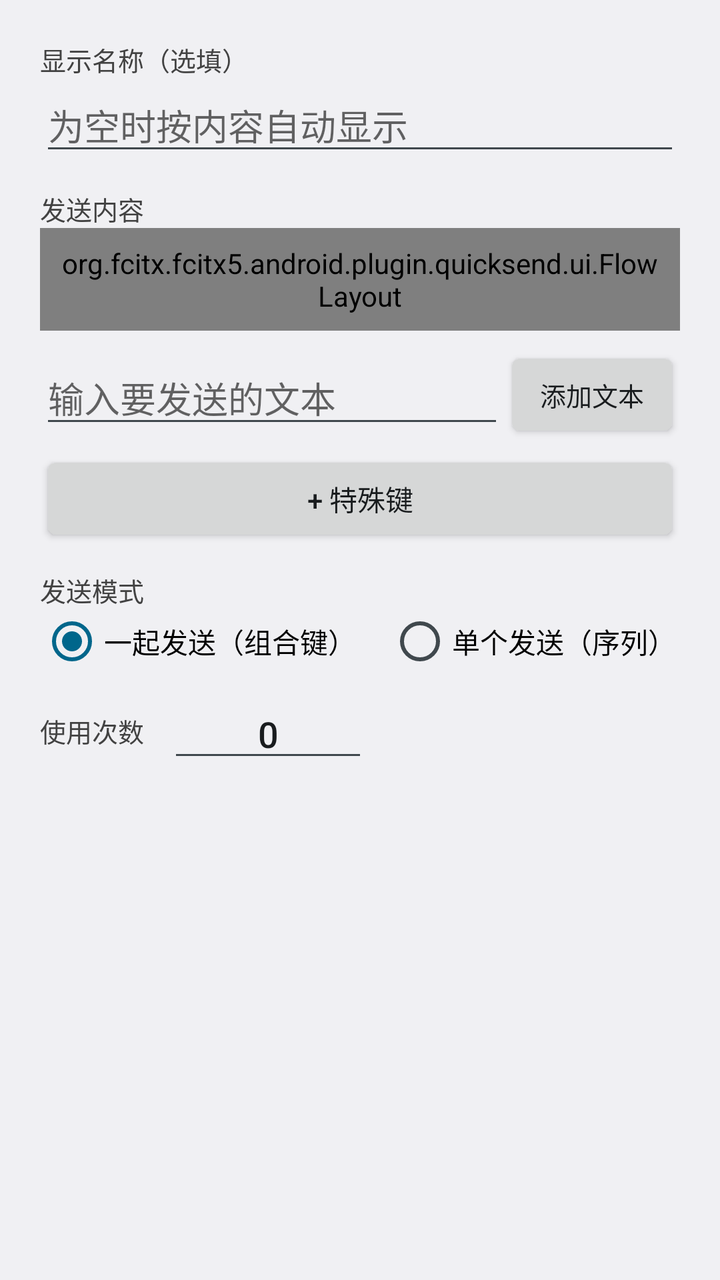
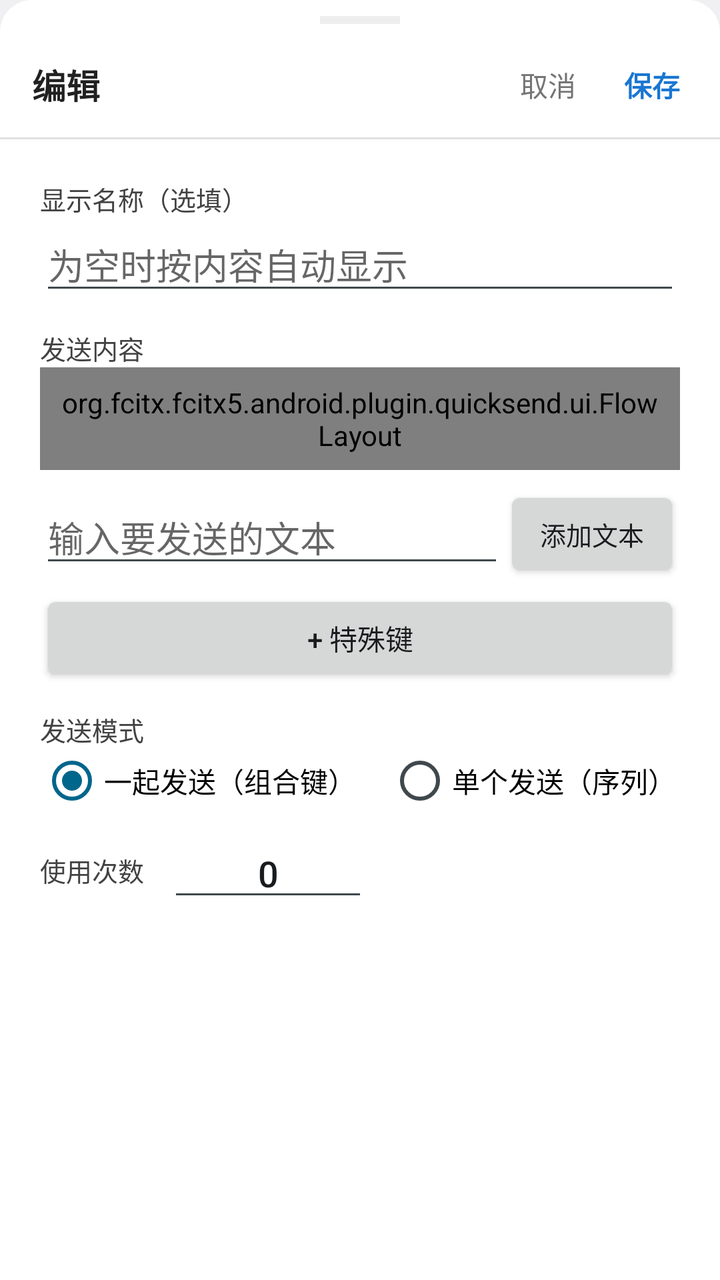

Screens rendered from an Android XML layout before and after an edit, with the pre-edit source and the edit as a unified diff.
<!-- AndroidManifest.xml: application theme android:Theme.DeviceDefault.Light -->
<!-- res/layout/dialog_edit_entry.xml -->
<?xml version="1.0" encoding="utf-8"?>
<ScrollView xmlns:android="http://schemas.android.com/apk/res/android"
    android:layout_width="match_parent"
    android:layout_height="wrap_content">

    <LinearLayout
        android:layout_width="match_parent"
        android:layout_height="wrap_content"
        android:orientation="vertical"
        android:padding="20dp">

        <TextView
            android:layout_width="match_parent"
            android:layout_height="wrap_content"
            android:text="@string/label_field"
            android:textColor="@color/qs_field_label"
            android:textSize="13sp" />

        <EditText
            android:id="@+id/label_input"
            android:layout_width="match_parent"
            android:layout_height="wrap_content"
            android:hint="@string/label_hint"
            android:inputType="text"
            android:maxLines="1" />

        <TextView
            android:layout_width="match_parent"
            android:layout_height="wrap_content"
            android:layout_marginTop="12dp"
            android:text="@string/content_segments"
            android:textColor="@color/qs_field_label"
            android:textSize="13sp" />

        <org.fcitx.fcitx5.android.plugin.quicksend.ui.FlowLayout
            android:id="@+id/segments_container"
            android:layout_width="match_parent"
            android:layout_height="wrap_content"
            android:background="@color/qs_segment_bg"
            android:minHeight="48dp"
            android:padding="8dp" />

        <LinearLayout
            android:layout_width="match_parent"
            android:layout_height="wrap_content"
            android:layout_marginTop="8dp"
            android:gravity="center_vertical"
            android:orientation="horizontal">

            <EditText
                android:id="@+id/text_input"
                android:layout_width="0dp"
                android:layout_height="wrap_content"
                android:layout_weight="1"
                android:hint="@string/text_input_hint"
                android:inputType="text" />

            <Button
                android:id="@+id/add_text"
                android:layout_width="wrap_content"
                android:layout_height="wrap_content"
                android:text="@string/add_text"
                android:textSize="13sp" />
        </LinearLayout>

        <Button
            android:id="@+id/add_key"
            android:layout_width="match_parent"
            android:layout_height="wrap_content"
            android:layout_marginTop="4dp"
            android:text="@string/add_special_key" />

        <TextView
            android:layout_width="match_parent"
            android:layout_height="wrap_content"
            android:layout_marginTop="12dp"
            android:text="@string/send_mode"
            android:textColor="@color/qs_field_label"
            android:textSize="13sp" />

        <RadioGroup
            android:id="@+id/mode_group"
            android:layout_width="match_parent"
            android:layout_height="wrap_content"
            android:orientation="horizontal">

            <RadioButton
                android:id="@+id/mode_combination"
                android:layout_width="wrap_content"
                android:layout_height="wrap_content"
                android:checked="true"
                android:text="@string/mode_combination" />

            <RadioButton
                android:id="@+id/mode_sequence"
                android:layout_width="wrap_content"
                android:layout_height="wrap_content"
                android:layout_marginStart="16dp"
                android:text="@string/mode_sequence" />
        </RadioGroup>

        <LinearLayout
            android:layout_width="wrap_content"
            android:layout_height="wrap_content"
            android:layout_marginTop="8dp"
            android:gravity="center_vertical"
            android:orientation="horizontal">

            <TextView
                android:layout_width="wrap_content"
                android:layout_height="wrap_content"
                android:text="@string/use_count"
                android:textColor="@color/qs_field_label"
                android:textSize="13sp" />

            <EditText
                android:id="@+id/use_count"
                android:layout_width="100dp"
                android:layout_height="wrap_content"
                android:layout_marginStart="12dp"
                android:gravity="center"
                android:inputType="number"
                android:maxLength="6"
                android:text="0" />
        </LinearLayout>

    </LinearLayout>
</ScrollView>
<!-- resources referenced by this layout -->
<resources>
  <color name="qs_field_label">#424242</color>
  <color name="qs_segment_bg">#F5F5F5</color>
  <string name="add_special_key">+ 特殊键</string>
  <string name="add_text">添加文本</string>
  <string name="content_segments">发送内容</string>
  <string name="label_field">显示名称（选填）</string>
  <string name="label_hint">为空时按内容自动显示</string>
  <string name="mode_combination">一起发送（组合键）</string>
  <string name="mode_sequence">单个发送（序列）</string>
  <string name="send_mode">发送模式</string>
  <string name="text_input_hint">输入要发送的文本</string>
  <string name="use_count">使用次数</string>
</resources>

<!-- the commit's change to res/layout/dialog_edit_entry.xml (unified diff, before → after) -->
@@ -1,128 +1,195 @@
 <?xml version="1.0" encoding="utf-8"?>
-<ScrollView xmlns:android="http://schemas.android.com/apk/res/android"
+<LinearLayout xmlns:android="http://schemas.android.com/apk/res/android"
     android:layout_width="match_parent"
-    android:layout_height="wrap_content">
+    android:layout_height="match_parent"
+    android:background="@drawable/bg_bottom_sheet"
+    android:fitsSystemWindows="true"
+    android:orientation="vertical">
 
+    
+    <View
+        android:layout_width="40dp"
+        android:layout_height="4dp"
+        android:layout_gravity="center_horizontal"
+        android:layout_marginTop="8dp"
+        android:layout_marginBottom="4dp"
+        android:background="@color/qs_overlay_divider" />
+
+    
     <LinearLayout
         android:layout_width="match_parent"
         android:layout_height="wrap_content"
-        android:orientation="vertical"
-        android:padding="20dp">
+        android:gravity="center_vertical"
+        android:orientation="horizontal"
+        android:paddingHorizontal="8dp"
+        android:paddingVertical="4dp">
 
         <TextView
-            android:layout_width="match_parent"
+            android:id="@+id/dialog_title"
+            android:layout_width="0dp"
             android:layout_height="wrap_content"
-            android:text="@string/label_field"
-            android:textColor="@color/qs_field_label"
-            android:textSize="13sp" />
-
-        <EditText
-            android:id="@+id/label_input"
-            android:layout_width="match_parent"
-            android:layout_height="wrap_content"
-            android:hint="@string/label_hint"
-            android:inputType="text"
-            android:maxLines="1" />
+            android:layout_weight="1"
+            android:paddingStart="8dp"
+            android:text="@string/edit_entry_edit"
+            android:textColor="@color/qs_text_primary"
+            android:textSize="17sp"
+            android:textStyle="bold" />
 
         <TextView
-            android:layout_width="match_parent"
+            android:id="@+id/btn_cancel"
+            android:layout_width="wrap_content"
             android:layout_height="wrap_content"
-            android:layout_marginTop="12dp"
-            android:text="@string/content_segments"
-            android:textColor="@color/qs_field_label"
-            android:textSize="13sp" />
+            android:background="?android:attr/selectableItemBackgroundBorderless"
+            android:padding="12dp"
+            android:text="@string/cancel"
+            android:textColor="@color/qs_text_secondary"
+            android:textSize="14sp" />
 
-        <org.fcitx.fcitx5.android.plugin.quicksend.ui.FlowLayout
-            android:id="@+id/segments_container"
-            android:layout_width="match_parent"
+        <TextView
+            android:id="@+id/btn_save"
+            android:layout_width="wrap_content"
             android:layout_height="wrap_content"
-            android:background="@color/qs_segment_bg"
-            android:minHeight="48dp"
-            android:padding="8dp" />
+            android:background="?android:attr/selectableItemBackgroundBorderless"
+            android:padding="12dp"
+            android:text="@string/save"
+            android:textColor="@color/qs_accent"
+            android:textSize="14sp"
+            android:textStyle="bold" />
+    </LinearLayout>
+
+    <View
+        android:layout_width="match_parent"
+        android:layout_height="1dp"
+        android:background="@color/qs_divider" />
+
+    
+    <ScrollView
+        android:layout_width="match_parent"
+        android:layout_height="0dp"
+        android:layout_weight="1"
+        android:fillViewport="true">
 
         <LinearLayout
             android:layout_width="match_parent"
             android:layout_height="wrap_content"
-            android:layout_marginTop="8dp"
-            android:gravity="center_vertical"
-            android:orientation="horizontal">
-
-            <EditText
-                android:id="@+id/text_input"
-                android:layout_width="0dp"
-                android:layout_height="wrap_content"
-                android:layout_weight="1"
-                android:hint="@string/text_input_hint"
-                android:inputType="text" />
-
-            <Button
-                android:id="@+id/add_text"
-                android:layout_width="wrap_content"
-                android:layout_height="wrap_content"
-                android:text="@string/add_text"
-                android:textSize="13sp" />
-        </LinearLayout>
-
-        <Button
-            android:id="@+id/add_key"
-            android:layout_width="match_parent"
-            android:layout_height="wrap_content"
-            android:layout_marginTop="4dp"
-            android:text="@string/add_special_key" />
-
-        <TextView
-            android:layout_width="match_parent"
-            android:layout_height="wrap_content"
-            android:layout_marginTop="12dp"
-            android:text="@string/send_mode"
-            android:textColor="@color/qs_field_label"
-            android:textSize="13sp" />
-
-        <RadioGroup
-            android:id="@+id/mode_group"
-            android:layout_width="match_parent"
-            android:layout_height="wrap_content"
-            android:orientation="horizontal">
-
-            <RadioButton
-                android:id="@+id/mode_combination"
-                android:layout_width="wrap_content"
-                android:layout_height="wrap_content"
-                android:checked="true"
-                android:text="@string/mode_combination" />
-
-            <RadioButton
-                android:id="@+id/mode_sequence"
-                android:layout_width="wrap_content"
-                android:layout_height="wrap_content"
-                android:layout_marginStart="16dp"
-                android:text="@string/mode_sequence" />
-        </RadioGroup>
-
-        <LinearLayout
-            android:layout_width="wrap_content"
-            android:layout_height="wrap_content"
-            android:layout_marginTop="8dp"
-            android:gravity="center_vertical"
-            android:orientation="horizontal">
+            android:orientation="vertical"
+            android:padding="20dp">
 
             <TextView
-                android:layout_width="wrap_content"
+                android:layout_width="match_parent"
                 android:layout_height="wrap_content"
-                android:text="@string/use_count"
+                android:text="@string/label_field"
                 android:textColor="@color/qs_field_label"
                 android:textSize="13sp" />
 
             <EditText
-                android:id="@+id/use_count"
-                android:layout_width="100dp"
+                android:id="@+id/label_input"
+                android:layout_width="match_parent"
                 android:layout_height="wrap_content"
-                android:layout_marginStart="12dp"
-                android:gravity="center"
-                android:inputType="number"
-                android:maxLength="6"
-                android:text="0" />
+                android:hint="@string/label_hint"
+                android:inputType="text"
+                android:maxLines="1" />
+
+            <TextView
+                android:layout_width="match_parent"
+                android:layout_height="wrap_content"
+                android:layout_marginTop="12dp"
+                android:text="@string/content_segments"
+                android:textColor="@color/qs_field_label"
+                android:textSize="13sp" />
+
+            <org.fcitx.fcitx5.android.plugin.quicksend.ui.FlowLayout
+                android:id="@+id/segments_container"
+                android:layout_width="match_parent"
+                android:layout_height="wrap_content"
+                android:background="@color/qs_segment_bg"
+                android:minHeight="48dp"
+                android:padding="8dp" />
+
+            <LinearLayout
+                android:layout_width="match_parent"
+                android:layout_height="wrap_content"
+                android:layout_marginTop="8dp"
+                android:gravity="center_vertical"
+                android:orientation="horizontal">
+
+                <EditText
+                    android:id="@+id/text_input"
+                    android:layout_width="0dp"
+                    android:layout_height="wrap_content"
+                    android:layout_weight="1"
+                    android:hint="@string/text_input_hint"
+                    android:inputType="text" />
+
+                <Button
+                    android:id="@+id/add_text"
+                    android:layout_width="wrap_content"
+                    android:layout_height="wrap_content"
+                    android:text="@string/add_text"
+                    android:textSize="13sp" />
+            </LinearLayout>
+
+            <Button
+                android:id="@+id/add_key"
+                android:layout_width="match_parent"
+                android:layout_height="wrap_content"
+                android:layout_marginTop="4dp"
+                android:text="@string/add_special_key" />
+
+            <TextView
+                android:layout_width="match_parent"
+                android:layout_height="wrap_content"
+                android:layout_marginTop="12dp"
+                android:text="@string/send_mode"
+                android:textColor="@color/qs_field_label"
+                android:textSize="13sp" />
+
+            <RadioGroup
+                android:id="@+id/mode_group"
+                android:layout_width="match_parent"
+                android:layout_height="wrap_content"
+                android:orientation="horizontal">
+
+                <RadioButton
+                    android:id="@+id/mode_combination"
+                    android:layout_width="wrap_content"
+                    android:layout_height="wrap_content"
+                    android:checked="true"
+                    android:text="@string/mode_combination" />
+
+                <RadioButton
+                    android:id="@+id/mode_sequence"
+                    android:layout_width="wrap_content"
+                    android:layout_height="wrap_content"
+                    android:layout_marginStart="16dp"
+                    android:text="@string/mode_sequence" />
+            </RadioGroup>
+
+            <LinearLayout
+                android:layout_width="wrap_content"
+                android:layout_height="wrap_content"
+                android:layout_marginTop="8dp"
+                android:gravity="center_vertical"
+                android:orientation="horizontal">
+
+                <TextView
+                    android:layout_width="wrap_content"
+                    android:layout_height="wrap_content"
+                    android:text="@string/use_count"
+                    android:textColor="@color/qs_field_label"
+                    android:textSize="13sp" />
+
+                <EditText
+                    android:id="@+id/use_count"
+                    android:layout_width="100dp"
+                    android:layout_height="wrap_content"
+                    android:layout_marginStart="12dp"
+                    android:gravity="center"
+                    android:inputType="number"
+                    android:maxLength="6"
+                    android:text="0" />
+            </LinearLayout>
         </LinearLayout>
+    </ScrollView>
 
-    </LinearLayout>
-</ScrollView>
+</LinearLayout>
<!-- resource entries referenced after the edit -->
@@ -1,16 +1,34 @@
 <!-- resources referenced by this layout -->
 <resources>
+  <color name="qs_accent">#1976D2</color>
+  <color name="qs_divider">#E0E0E0</color>
   <color name="qs_field_label">#424242</color>
+  <color name="qs_overlay_divider">#EEEEEE</color>
   <color name="qs_segment_bg">#F5F5F5</color>
+  <color name="qs_text_primary">#212121</color>
+  <color name="qs_text_secondary">#757575</color>
+  <!-- drawable bg_bottom_sheet (drawable) -->
+  <?xml version="1.0" encoding="utf-8"?>
+  <shape xmlns:android="http://schemas.android.com/apk/res/android"
+      android:shape="rectangle">
+      <solid android:color="@color/qs_surface" />
+      <corners
+          android:topLeftRadius="16dp"
+          android:topRightRadius="16dp" />
+  </shape>
   <string name="add_special_key">+ 特殊键</string>
   <string name="add_text">添加文本</string>
+  <string name="cancel">取消</string>
   <string name="content_segments">发送内容</string>
+  <string name="edit_entry_edit">编辑</string>
   <string name="label_field">显示名称（选填）</string>
   <string name="label_hint">为空时按内容自动显示</string>
   <string name="mode_combination">一起发送（组合键）</string>
   <string name="mode_sequence">单个发送（序列）</string>
+  <string name="save">保存</string>
   <string name="send_mode">发送模式</string>
   <string name="text_input_hint">输入要发送的文本</string>
   <string name="use_count">使用次数</string>
+  <color name="qs_surface">#FFFFFF</color>
 </resources>
 
